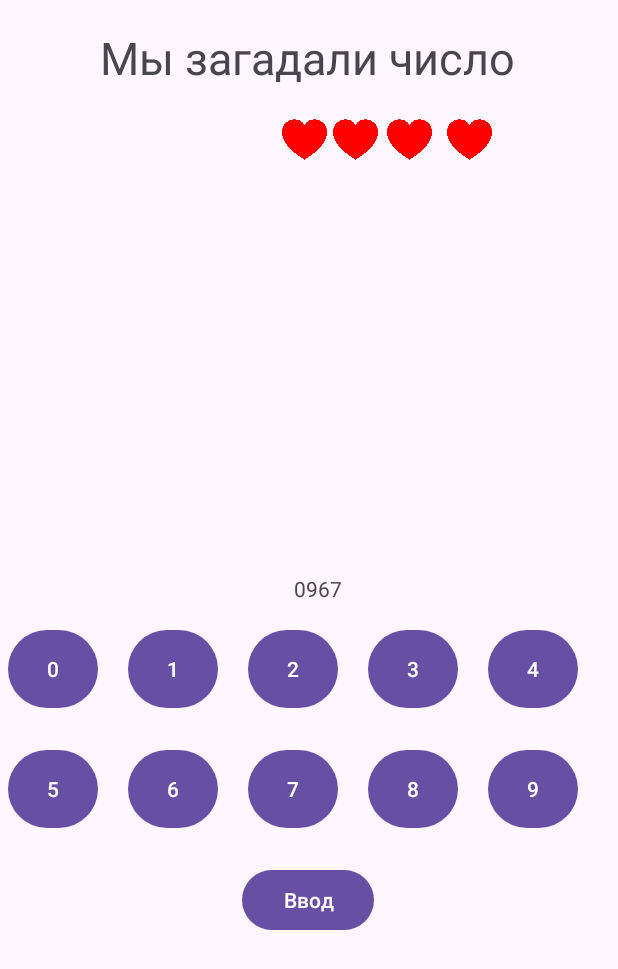
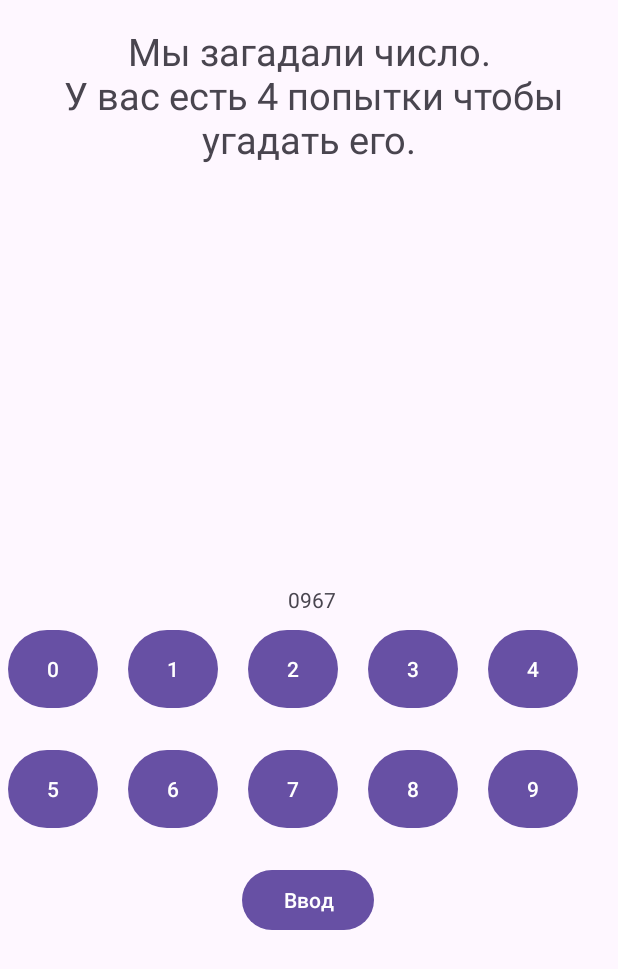
Before and after one commit to Losyash-89/Android_LR_1, an Android app: the BullsAndCowsActivity screen opened directly, with no data from a screen before it, on a phone screen of 412 x 824 dp. Shown: the top 969 px of the screen. Run offline under Robolectric (Android 15) with nearby library versions, the phone set to English and light mode, and no system bars.

Commit message:
13_10_2023___22_10

```diff
--- a/AndroidProject/app/src/main/java/mai/team2/lab_1/BullsAndCowsActivity.java
+++ b/AndroidProject/app/src/main/java/mai/team2/lab_1/BullsAndCowsActivity.java
@@ -22,11 +22,9 @@ public class BullsAndCowsActivity extends AppCompatActivity {
     private String NumberBull = "Быков:\n";
 
     private Button[] affectedButtons = new Button[4];
-    ImageView Image1,Image2,Image3,Image4;
 
     TextView Example;
 
-    /*private int HeartNum = 0;*/
     private String Number = "";       // временная переменная для введения числа пользователем
     private String MysteryNumber;     // загаданное рандомное число(из 4 знаков)
     private int Attempt = 0;              // номер попытки
@@ -37,11 +35,6 @@ public class BullsAndCowsActivity extends AppCompatActivity {
 
         RandomMysteryNumber(); // генерация загаданного числa
 
-
-        Image1= findViewById(R.id.imageView1); // для системы жизней
-        Image2= findViewById(R.id.imageView2);
-        Image3= findViewById(R.id.imageView3);
-        Image4= findViewById(R.id.imageView4);
 
         Button input = findViewById(R.id.input);
         Example = findViewById(R.id. textView_Example);
@@ -68,7 +61,7 @@ public class BullsAndCowsActivity extends AppCompatActivity {
             Analysis();
     }
 
-    public void RandomMysteryNumber(){    // макимально тупая функция рандомных неповторяющихся чисел
+    public void RandomMysteryNumber(){    //  функция рандомных неповторяющихся чисел
         int a1, a2, a3, a4;
         do{
             a1 = (int) (Math.random() * 10);
--- a/AndroidProject/app/src/main/res/layout/activity_bulls_and_cows.xml
+++ b/AndroidProject/app/src/main/res/layout/activity_bulls_and_cows.xml
@@ -115,8 +115,9 @@
         android:id="@+id/textView3"
         android:layout_width="wrap_content"
         android:layout_height="wrap_content"
-        android:text="Мы загадали число"
-        android:textSize="30dp"
+        android:text="@string/TextView"
+        android:textAlignment="center"
+        android:textSize="25dp"
         app:layout_constraintBottom_toBottomOf="parent"
         app:layout_constraintEnd_toEndOf="parent"
         app:layout_constraintHorizontal_bias="0.492"
@@ -189,48 +190,12 @@
         android:id="@+id/textView_Example"
         android:layout_width="wrap_content"
         android:layout_height="wrap_content"
-        android:layout_marginEnd="184dp"
+        android:layout_marginEnd="188dp"
         android:text="TextView"
         app:layout_constraintBottom_toTopOf="@+id/b2"
         app:layout_constraintEnd_toEndOf="parent"
-        app:layout_constraintTop_toBottomOf="@+id/linearLayout" />
+        app:layout_constraintTop_toBottomOf="@+id/linearLayout"
+        app:layout_constraintVertical_bias="0.776" />
 
-    <ImageView
-        android:id="@+id/imageView1"
-        android:layout_width="30dp"
-        android:layout_height="30dp"
-        android:layout_marginStart="188dp"
-        app:layout_constraintBottom_toBottomOf="parent"
-        app:layout_constraintStart_toStartOf="parent"
-        app:layout_constraintTop_toTopOf="parent"
-        app:layout_constraintVertical_bias="0.098"
-        app:srcCompat="@drawable/heart" />
-
-    <ImageView
-        android:id="@+id/imageView2"
-        android:layout_width="30dp"
-        android:layout_height="30dp"
-        android:layout_marginStart="4dp"
-        app:layout_constraintBottom_toBottomOf="@+id/imageView1"
-        app:layout_constraintStart_toEndOf="@+id/imageView1"
-        app:srcCompat="@drawable/heart" />
-
-    <ImageView
-        android:id="@+id/imageView4"
-        android:layout_width="30dp"
-        android:layout_height="30dp"
-        android:layout_marginStart="80dp"
-        app:layout_constraintBottom_toBottomOf="@+id/imageView1"
-        app:layout_constraintStart_toEndOf="@+id/imageView1"
-        app:srcCompat="@drawable/heart" />
-
-    <ImageView
-        android:id="@+id/imageView3"
-        android:layout_width="30dp"
-        android:layout_height="30dp"
-        android:layout_marginStart="40dp"
-        app:layout_constraintBottom_toBottomOf="@+id/imageView1"
-        app:layout_constraintStart_toEndOf="@+id/imageView1"
-        app:srcCompat="@drawable/heart" />
 
 </androidx.constraintlayout.widget.ConstraintLayout>
--- a/AndroidProject/app/src/main/res/values/strings.xml
+++ b/AndroidProject/app/src/main/res/values/strings.xml
@@ -6,9 +6,11 @@
     <string name="Attempt">Попытка</string>
     <string name="Bulls">Быков</string>
     <string name="Cows">Коров</string>
+    <string name="TextView">Мы загадали число.\n У вас есть 4 попытки чтобы угадать его.</string>
     <string name="Win">Поздравляем!  Вы выиграли :)</string>
     <string name="End">Вы проиграли:( \n Ничего страшного ;)</string>
     <string name="Input">Ввод</string>
+    <string name="Button_to_main">В главное меню</string>
     <string name="b1">1</string>
     <string name="b2">2</string>
     <string name="b3">3</string>
```
Also changed, not shown: AndroidProject/app/src/main/java/mai/team2/lab_1/BullsAndCowsActivity_end.java (+17 -0 lines), AndroidProject/app/src/main/java/mai/team2/lab_1/BullsAndCowsActivity_win.java (+14 -0 lines), AndroidProject/app/src/main/res/layout/activity_bulls_and_cows_end.xml (+15 -5 lines), AndroidProject/app/src/main/res/layout/activity_bulls_and_cows_win.xml (+15 -4 lines).
